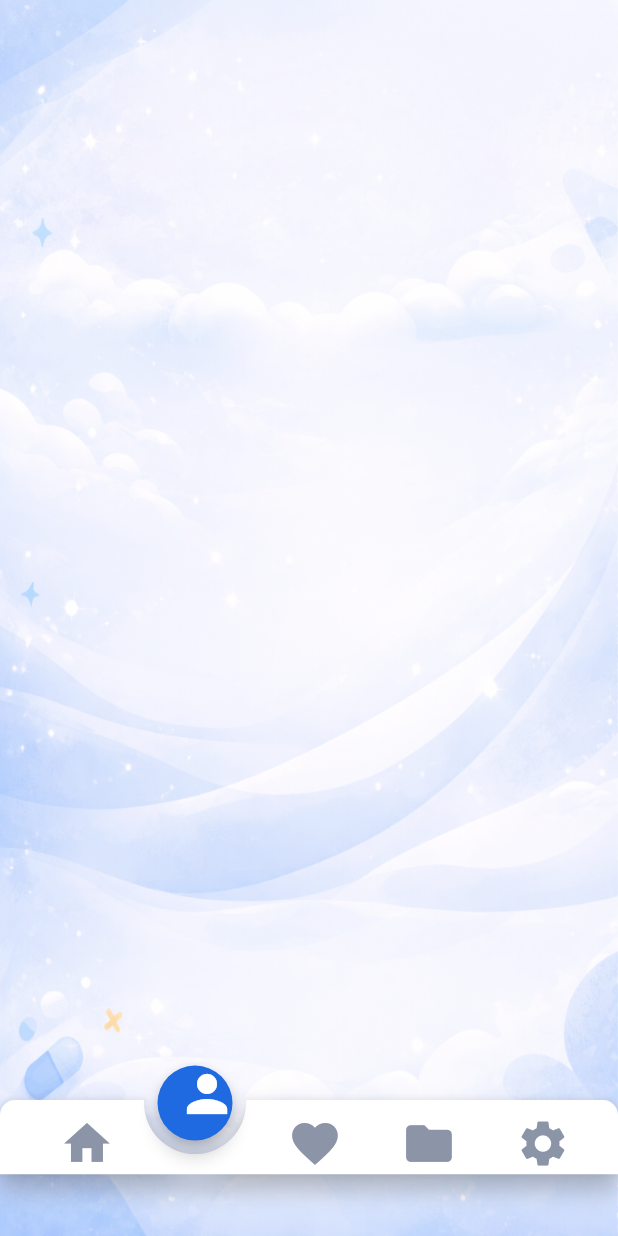
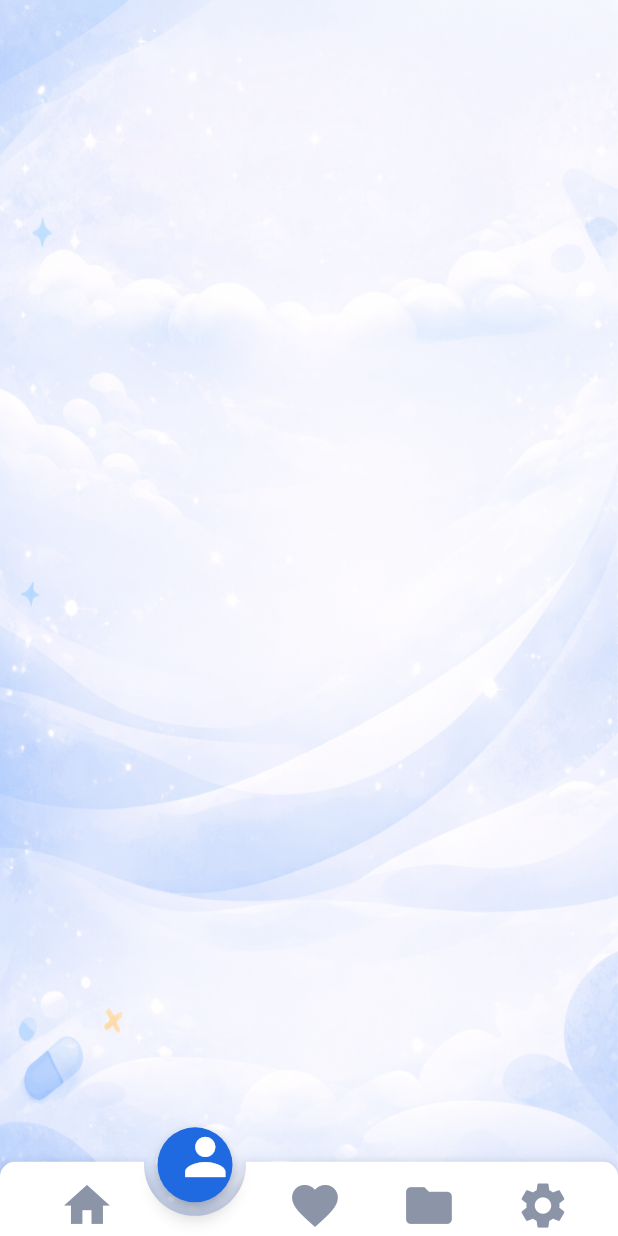
Before and after one commit to Sijill/sijill-patient-portal, a Flutter app: the HomeScreen screen opened by its route, item 2 of the bottom bar chosen, on a phone screen of 412 x 824 dp. Run offline on Flutter 3.47's test engine with Material 3 defaults, Android fonts, the phone set to English and light mode, and no system bars; drawn by our look-alikes of animated_notch_bottom_bar; our stand-ins replace flutter_screenutil, fluttertoast, google_fonts, image_picker, introduction_screen, pin_code_fields and 1 more; missing offline and left inert: timeline_list; accounts and stored records are empty.

```diff
--- a/lib/core/cache/shared_prefs_utils.dart
+++ b/lib/core/cache/shared_prefs_utils.dart
@@ -32,4 +32,10 @@ class SharedPrefsUtils {
   static Future<bool> removeData({required String key}) async {
     return await sharedPrefs.remove(key);
   }
+
+  // todo:get onboarding
+
+  static bool getOnboarding() {
+    return sharedPrefs.getBool("onboarding") ?? false;
+  }
 }
--- a/lib/features/home_screen.dart
+++ b/lib/features/home_screen.dart
@@ -29,6 +29,7 @@ class _HomeScreenState extends State<HomeScreen> {
   @override
   Widget build(BuildContext context) {
     var height = MediaQuery.sizeOf(context).height;
+
     return Container(
       decoration: BoxDecoration(
         image: DecorationImage(
@@ -38,9 +39,7 @@ class _HomeScreenState extends State<HomeScreen> {
       ),
       child: Scaffold(
         backgroundColor: AppColors.transparent,
-        bottomNavigationBar: Container(
-          margin: EdgeInsets.only(bottom: height * 0.05),
-          child: AnimatedNotchBottomBar(
+        bottomNavigationBar: AnimatedNotchBottomBar(
           removeMargins: true,
           topMargin: 24.h,
           circleMargin: 0,
@@ -78,7 +77,6 @@ class _HomeScreenState extends State<HomeScreen> {
             setState(() {});
           },
         ),
-        ),
         body: tabs[selectIndex],
       ),
     );
@@ -91,7 +89,7 @@ class _HomeScreenState extends State<HomeScreen> {
     return BottomBarItem(
       inActiveItem: Icon(inActiveItem, color: AppColors.gray, size: 32.sp),
       activeItem: Transform.translate(
-        offset: Offset(2.w, -10.h),
+        offset: Offset(1.w, -9.h),
         child: Icon(activeItem, color: AppColors.white, size: 35.sp),
       ),
     );
```
Also changed, not shown: lib/features/onboarding/screen/onboarding_screen.dart (+6 -3 lines), lib/main.dart (+20 -8 lines), pubspec.yaml (+4 -5 lines), pubspec.lock. Lines whose indentation alone changed are shown as unchanged.
